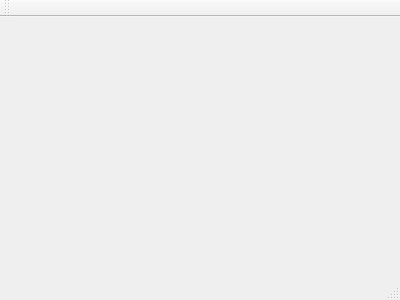
Old version of the form gui.ui in the repository spoorcc/stereo-vision-client.
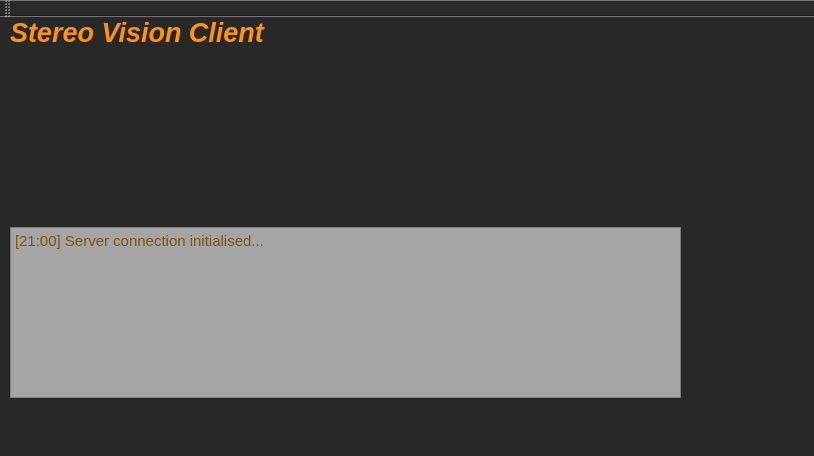
New version of the form.

```diff
--- a/gui.ui
+++ b/gui.ui
@@ -1,24 +1,77 @@
 <ui version="4.0">
  <class>GUI</class>
- <widget class="QMainWindow" name="GUI" >
-  <property name="geometry" >
+ <widget class="QMainWindow" name="GUI">
+  <property name="geometry">
    <rect>
     <x>0</x>
     <y>0</y>
-    <width>400</width>
-    <height>300</height>
+    <width>814</width>
+    <height>456</height>
    </rect>
   </property>
   <property name="windowTitle" >
    <string>GUI</string>
   </property>
-  <widget class="QMenuBar" name="menuBar" />
-  <widget class="QToolBar" name="mainToolBar" />
-  <widget class="QWidget" name="centralWidget" />
-  <widget class="QStatusBar" name="statusBar" />
+  <property name="styleSheet">
+   <string notr="true">background-color: rgb(40, 40, 40);</string>
+  </property>
+  <widget class="QWidget" name="centralWidget">
+   <widget class="QLabel" name="titleLBL">
+    <property name="geometry">
+     <rect>
+      <x>10</x>
+      <y>0</y>
+      <width>401</width>
+      <height>31</height>
+     </rect>
+    </property>
+    <property name="text">
+     <string>&lt;html&gt;&lt;head/&gt;&lt;body&gt;&lt;p&gt;&lt;span style=&quot; font-size:20pt; font-weight:600; font-style:italic; color:#ff9114;&quot;&gt;Stereo Vision Client&lt;/span&gt;&lt;/p&gt;&lt;/body&gt;&lt;/html&gt;</string>
+    </property>
+   </widget>
+   <widget class="QTextBrowser" name="console">
+    <property name="geometry">
+     <rect>
+      <x>10</x>
+      <y>210</y>
+      <width>671</width>
+      <height>171</height>
+     </rect>
+    </property>
+    <property name="styleSheet">
+     <string notr="true">background-color: rgb(165, 165, 165);
+color: rgb(124, 83, 17);</string>
+    </property>
+    <property name="html">
+     <string>&lt;!DOCTYPE HTML PUBLIC &quot;-//W3C//DTD HTML 4.0//EN&quot; &quot;http://www.w3.org/TR/REC-html40/strict.dtd&quot;&gt;
+&lt;html&gt;&lt;head&gt;&lt;meta name=&quot;qrichtext&quot; content=&quot;1&quot; /&gt;&lt;style type=&quot;text/css&quot;&gt;
+p, li { white-space: pre-wrap; }
+&lt;/style&gt;&lt;/head&gt;&lt;body style=&quot; font-family:'Ubuntu'; font-size:11pt; font-weight:400; font-style:normal;&quot;&gt;
+&lt;p style=&quot; margin-top:0px; margin-bottom:0px; margin-left:0px; margin-right:0px; -qt-block-indent:0; text-indent:0px;&quot;&gt;[21:00] Server connection initialised...&lt;/p&gt;&lt;/body&gt;&lt;/html&gt;</string>
+    </property>
+   </widget>
+  </widget>
+  <widget class="QMenuBar" name="menuBar">
+   <property name="geometry">
+    <rect>
+     <x>0</x>
+     <y>0</y>
+     <width>814</width>
+     <height>25</height>
+    </rect>
+   </property>
+  </widget>
+  <widget class="QToolBar" name="mainToolBar">
+   <attribute name="toolBarArea">
+    <enum>TopToolBarArea</enum>
+   </attribute>
+   <attribute name="toolBarBreak">
+    <bool>false</bool>
+   </attribute>
+  </widget>
+  <widget class="QStatusBar" name="statusBar"/>
  </widget>
- <layoutDefault spacing="6" margin="11" />
- <pixmapfunction></pixmapfunction>
+ <layoutdefault spacing="6" margin="11"/>
  <resources/>
  <connections/>
 </ui>
```
Left out of the diff: 3 changed lines with no effect on the pictures.
